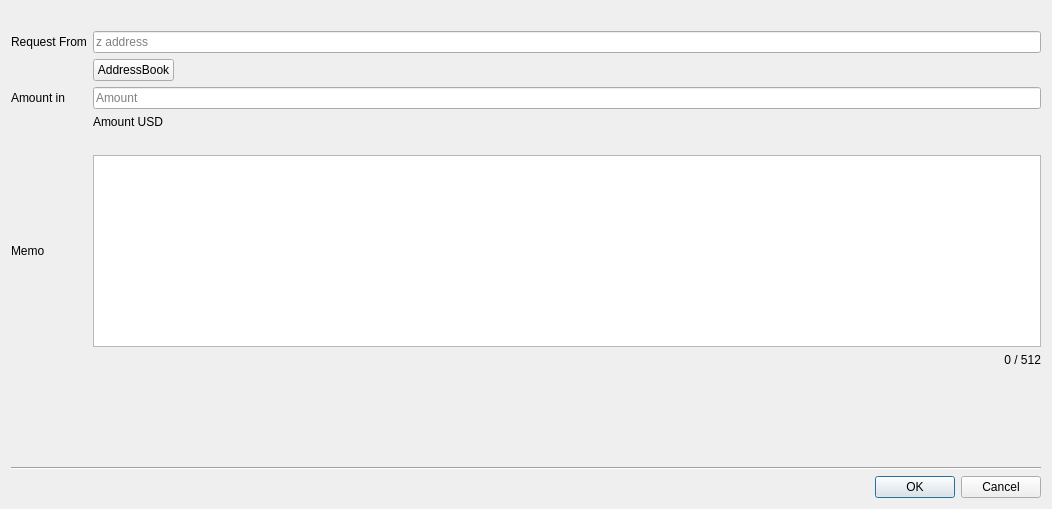
The window that src/requestdialog.ui (z-bitcoinz/BitcoinZ_Blue) describes before a commit, drawn with Qt 5.
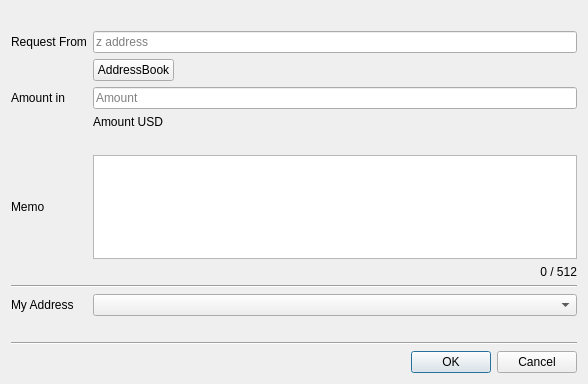
The same window after the commit. Custom widgets are drawn as their Qt base class.

Commit message: Pick from address for request payments

```diff
--- a/src/requestdialog.ui
+++ b/src/requestdialog.ui
@@ -6,18 +6,74 @@
    <rect>
     <x>0</x>
     <y>0</y>
-    <width>1052</width>
-    <height>509</height>
+    <width>588</width>
+    <height>384</height>
    </rect>
   </property>
   <property name="windowTitle">
    <string>Payment Request</string>
   </property>
   <layout class="QGridLayout" name="gridLayout">
+   <item row="15" column="2" colspan="2">
+    <widget class="QDialogButtonBox" name="buttonBox">
+     <property name="orientation">
+      <enum>Qt::Horizontal</enum>
+     </property>
+     <property name="standardButtons">
+      <set>QDialogButtonBox::Cancel|QDialogButtonBox::Ok</set>
+     </property>
+    </widget>
+   </item>
+   <item row="5" column="1" colspan="3">
+    <widget class="QLineEdit" name="txtAmount">
+     <property name="alignment">
+      <set>Qt::AlignLeading|Qt::AlignLeft|Qt::AlignVCenter</set>
+     </property>
+     <property name="placeholderText">
+      <string>Amount</string>
+     </property>
+    </widget>
+   </item>
+   <item row="7" column="1">
+    <widget class="QLabel" name="label">
+     <property name="text">
+      <string/>
+     </property>
+    </widget>
+   </item>
+   <item row="12" column="3">
+    <spacer name="horizontalSpacer_2">
+     <property name="orientation">
+      <enum>Qt::Horizontal</enum>
+     </property>
+     <property name="sizeHint" stdset="0">
+      <size>
+       <width>40</width>
+       <height>20</height>
+      </size>
+     </property>
+    </spacer>
+   </item>
+   <item row="1" column="1" colspan="3">
+    <widget class="QLineEdit" name="txtFrom">
+     <property name="sizePolicy">
+      <sizepolicy hsizetype="Minimum" vsizetype="Fixed">
+       <horstretch>0</horstretch>
+       <verstretch>0</verstretch>
+      </sizepolicy>
+     </property>
+     <property name="alignment">
+      <set>Qt::AlignLeading|Qt::AlignLeft|Qt::AlignVCenter</set>
+     </property>
+     <property name="placeholderText">
+      <string>z address</string>
+     </property>
+    </widget>
+   </item>
    <item row="8" column="1" colspan="3">
     <widget class="MemoEdit" name="txtMemo"/>
    </item>
-   <item row="10" column="0">
+   <item row="12" column="0">
     <spacer name="verticalSpacer">
      <property name="orientation">
       <enum>Qt::Vertical</enum>
@@ -30,26 +86,6 @@
      </property>
     </spacer>
    </item>
-   <item row="5" column="1" colspan="3">
-    <widget class="QLineEdit" name="txtAmount">
-     <property name="alignment">
-      <set>Qt::AlignLeading|Qt::AlignLeft|Qt::AlignVCenter</set>
-     </property>
-     <property name="placeholderText">
-      <string>Amount</string>
-     </property>
-    </widget>
-   </item>
-   <item row="13" column="2" colspan="2">
-    <widget class="QDialogButtonBox" name="buttonBox">
-     <property name="orientation">
-      <enum>Qt::Horizontal</enum>
-     </property>
-     <property name="standardButtons">
-      <set>QDialogButtonBox::Cancel|QDialogButtonBox::Ok</set>
-     </property>
-    </widget>
-   </item>
    <item row="9" column="2" colspan="2">
     <widget class="QLabel" name="lblMemoLen">
      <property name="text">
@@ -60,6 +96,26 @@
      </property>
     </widget>
    </item>
+   <item row="0" column="1" colspan="3">
+    <widget class="QLabel" name="lblSaplingWarning">
+     <property name="styleSheet">
+      <string notr="true">color: red;</string>
+     </property>
+     <property name="text">
+      <string/>
+     </property>
+     <property name="alignment">
+      <set>Qt::AlignLeading|Qt::AlignLeft|Qt::AlignVCenter</set>
+     </property>
+    </widget>
+   </item>
+   <item row="14" column="0" colspan="4">
+    <widget class="Line" name="line">
+     <property name="orientation">
+      <enum>Qt::Horizontal</enum>
+     </property>
+    </widget>
+   </item>
    <item row="8" column="0">
     <widget class="QLabel" name="label_3">
      <property name="text">
@@ -67,19 +123,10 @@
      </property>
     </widget>
    </item>
-   <item row="1" column="1" colspan="3">
-    <widget class="QLineEdit" name="txtFrom">
-     <property name="sizePolicy">
-      <sizepolicy hsizetype="Minimum" vsizetype="Fixed">
-       <horstretch>0</horstretch>
-       <verstretch>0</verstretch>
-      </sizepolicy>
-     </property>
-     <property name="alignment">
-      <set>Qt::AlignLeading|Qt::AlignLeft|Qt::AlignVCenter</set>
-     </property>
-     <property name="placeholderText">
-      <string>z address</string>
+   <item row="10" column="0" colspan="4">
+    <widget class="Line" name="line_2">
+     <property name="orientation">
+      <enum>Qt::Horizontal</enum>
      </property>
     </widget>
    </item>
@@ -151,25 +198,15 @@
      </property>
     </widget>
    </item>
-   <item row="12" column="0" colspan="4">
-    <widget class="Line" name="line">
-     <property name="orientation">
-      <enum>Qt::Horizontal</enum>
+   <item row="11" column="0">
+    <widget class="QLabel" name="label_2">
+     <property name="text">
+      <string>My Address</string>
      </property>
     </widget>
    </item>
-   <item row="10" column="3">
-    <spacer name="horizontalSpacer_2">
-     <property name="orientation">
-      <enum>Qt::Horizontal</enum>
-     </property>
-     <property name="sizeHint" stdset="0">
-      <size>
-       <width>40</width>
-       <height>20</height>
-      </size>
-     </property>
-    </spacer>
+   <item row="11" column="1" colspan="3">
+    <widget class="AddressCombo" name="cmbMyAddress"/>
    </item>
   </layout>
  </widget>
@@ -179,6 +216,11 @@
    <extends>QPlainTextEdit</extends>
    <header>memoedit.h</header>
   </customwidget>
+  <customwidget>
+   <class>AddressCombo</class>
+   <extends>QComboBox</extends>
+   <header>addresscombo.h</header>
+  </customwidget>
  </customwidgets>
  <tabstops>
   <tabstop>txtFrom</tabstop>
```
Left out of the diff: 20 changed lines with no effect on the pictures. The commit also changes 6 other files.
